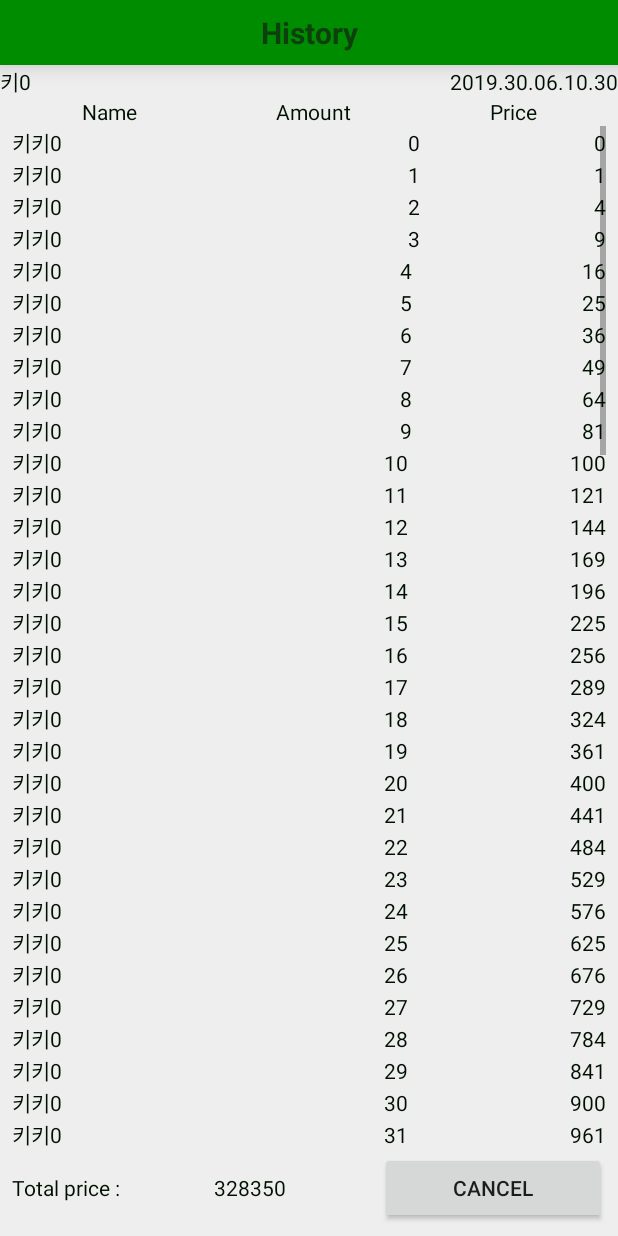
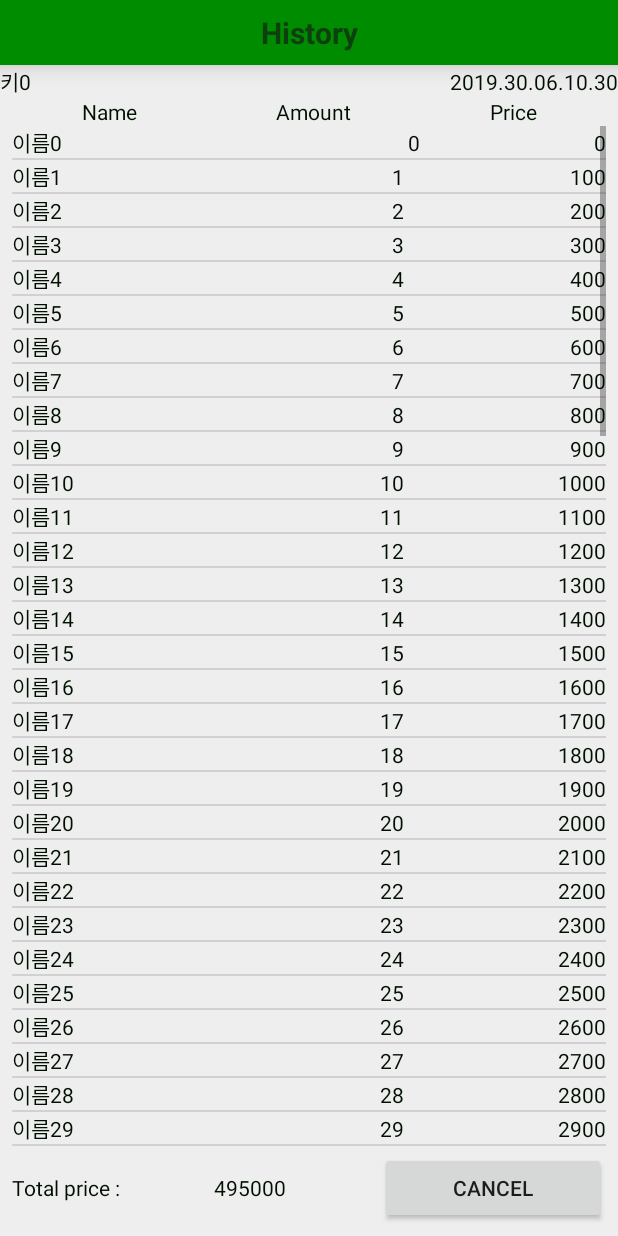
Before and after one commit to 2019-2nd-semester-ScoreGroup/Software-engineering-Android-parts, an Android app: the HistoryListActivity screen opened directly, with no data from a screen before it, after a tap on "DETAILS...", on a phone screen of 412 x 824 dp. Run offline under Robolectric (Android 15) with nearby library versions, the phone set to English and light mode, and no system bars.

Commit message:
커스텀뷰 전부 리스트어댑터로 변경

```diff
--- /dev/null
+++ b/AndroidPOS/app/src/main/java/com/scoregroup/androidpos/HistoryManagingActivities/CustomViews/Data/HistoryEvent.java
@@ -0,0 +1,39 @@
+package com.scoregroup.androidpos.HistoryManagingActivities.CustomViews.Data;
+
+import java.util.ArrayList;
+
+public class HistoryEvent {
+    private String key, dateTime;
+
+    public int getTotalPrice() {
+        return totalPrice;
+    }
+
+    public void setTotalPrice(int totalPrice) {
+        this.totalPrice = totalPrice;
+    }
+
+    private int totalPrice;
+
+    public HistoryEvent(String key, String dateTime, int totalPrice) {
+        this.key = key;
+        this.dateTime = dateTime;
+        this.totalPrice = totalPrice;
+    }
+
+    public String getKey() {
+        return key;
+    }
+
+    public void setKey(String key) {
+        this.key = key;
+    }
+
+    public String getDateTime() {
+        return dateTime;
+    }
+
+    public void setDateTime(String dateTime) {
+        this.dateTime = dateTime;
+    }
+}
--- /dev/null
+++ b/AndroidPOS/app/src/main/java/com/scoregroup/androidpos/HistoryManagingActivities/CustomViews/Data/HistoryItem.java
@@ -0,0 +1,46 @@
+package com.scoregroup.androidpos.HistoryManagingActivities.CustomViews.Data;
+
+public class HistoryItem {
+    public String key,name;
+    public int pricePerItem,amount;
+
+
+    public HistoryItem(String key, String name, int pricePerItem, int amount) {
+        this.key = key;
+        this.name = name;
+        this.pricePerItem = pricePerItem;
+        this.amount = amount;
+    }
+
+    public String getKey() {
+        return key;
+    }
+
+    public void setKey(String key) {
+        this.key = key;
+    }
+
+    public String getName() {
+        return name;
+    }
+
+    public void setName(String name) {
+        this.name = name;
+    }
+
+    public int getPricePerItem() {
+        return pricePerItem;
+    }
+
+    public void setPricePerItem(int pricePerItem) {
+        this.pricePerItem = pricePerItem;
+    }
+
+    public int getAmount() {
+        return amount;
+    }
+
+    public void setAmount(int amount) {
+        this.amount = amount;
+    }
+}
--- /dev/null
+++ b/AndroidPOS/app/src/main/java/com/scoregroup/androidpos/HistoryManagingActivities/CustomViews/HistoryItemAdapter.java
@@ -0,0 +1,55 @@
+package com.scoregroup.androidpos.HistoryManagingActivities.CustomViews;
+
+import android.content.Context;
+import android.view.LayoutInflater;
+import android.view.View;
+import android.view.ViewGroup;
+import android.widget.BaseAdapter;
+import android.widget.TextView;
+
+import com.scoregroup.androidpos.HistoryManagingActivities.CustomViews.Data.HistoryItem;
+import com.scoregroup.androidpos.R;
+
+import java.util.ArrayList;
+
+public class HistoryItemAdapter extends BaseAdapter {
+    ArrayList<HistoryItem> items;
+
+    public HistoryItemAdapter(ArrayList<HistoryItem> items) {
+        this.items = items;
+    }
+
+    @Override
+    public int getCount() {
+        return items != null ? items.size() : 0;
+    }
+
+    @Override
+    public Object getItem(int i) {
+        return (i >= 0 && i < getCount()) ? items.get(i) : null;
+    }
+
+    @Override
+    public long getItemId(int i) {
+        return (i >= 0 && i < getCount()) ? i : -1;
+    }
+
+
+    @Override
+    public View getView(int i, View view, ViewGroup viewGroup) {
+        final Context context=viewGroup.getContext();
+        if(view==null){
+            LayoutInflater inflater = (LayoutInflater) context.getSystemService(Context.LAYOUT_INFLATER_SERVICE);
+            view = inflater.inflate(R.layout.view_history_item_view, viewGroup, false);
+        }
+        TextView name = view.findViewById(R.id.name);
+        TextView amount = view.findViewById(R.id.amount);
+        TextView price = view.findViewById(R.id.price);
+        HistoryItem item=items.get(i);
+
+        name.setText(item.getName());
+        amount.setText(context.getString(R.string.empty) + item.getAmount());
+        price.setText(context.getString(R.string.empty) + (item.getAmount()*item.getPricePerItem()));
+        return view;
+    }
+}
--- a/AndroidPOS/app/src/main/java/com/scoregroup/androidpos/HistoryManagingActivities/CustomViews/HistoryItemView.java
+++ /dev/null
@@ -1,59 +0,0 @@
-package com.scoregroup.androidpos.HistoryManagingActivities.CustomViews;
-
-import android.content.Context;
-import android.widget.LinearLayout;
-import android.widget.TextView;
-
-import com.scoregroup.androidpos.R;
-
-public class HistoryItemView extends LinearLayout {
-    private Context context;
-    private TextView name, amount, price;
-    private String nameValue;
-    private int amountValue, pricePerItem;
-
-    public HistoryItemView(Context context) {
-        super(context);
-        initialize();
-    }
-
-    public void setName(String newText) {
-        nameValue = newText;
-        refreshViewData();
-    }
-
-    public void setAmount(int newVal) {
-        amountValue = newVal;
-        refreshViewData();
-    }
-
-    public void setPricePerItem(int newVal) {
-        pricePerItem = newVal;
-        refreshViewData();
-    }
-
-    private void refreshViewData() {
-        name.setText(nameValue);
-        amount.setText(context.getString(R.string.empty) + amountValue);
-        price.setText(context.getString(R.string.empty) + (amountValue * pricePerItem));
-    }
-
-    public void initialize() {
-        context = getContext();
-        inflate(context, R.layout.view_history_item_view, this);
-        name = this.findViewById(R.id.name);
-        amount = this.findViewById(R.id.amount);
-        price = this.findViewById(R.id.price);
-    }
-
-    public void setData(String name, int amount, int pricePerItem) {
-        setName(name);
-        setAmount(amount);
-        setPricePerItem(pricePerItem);
-    }
-
-    @Override
-    protected void onLayout(boolean b, int i, int i1, int i2, int i3) {
-        super.onLayout(b, i, i1, i2, i3);
-    }
-}
--- /dev/null
+++ b/AndroidPOS/app/src/main/java/com/scoregroup/androidpos/HistoryManagingActivities/CustomViews/HistoryListAdapter.java
@@ -0,0 +1,69 @@
+package com.scoregroup.androidpos.HistoryManagingActivities.CustomViews;
+
+import android.content.Context;
+import android.content.Intent;
+import android.view.LayoutInflater;
+import android.view.View;
+import android.view.ViewGroup;
+import android.widget.BaseAdapter;
+import android.widget.Button;
+import android.widget.TextView;
+
+import com.scoregroup.androidpos.HistoryManagingActivities.CustomViews.Data.HistoryEvent;
+import com.scoregroup.androidpos.HistoryManagingActivities.HistoryListActivity;
+import com.scoregroup.androidpos.HistoryManagingActivities.SingleHistoryActivity;
+import com.scoregroup.androidpos.R;
+
+import java.util.ArrayList;
+
+
+public class HistoryListAdapter extends BaseAdapter {
+    private ArrayList<HistoryEvent> data;
+
+    public HistoryListAdapter(ArrayList<HistoryEvent> data) {
+        this.data = data;
+    }
+
+    @Override
+    public int getCount() {
+        return data != null ? data.size() : 0;
+    }
+
+    @Override
+    public Object getItem(int i) {
+        return (i >= 0 && i < getCount()) ? data.get(i) : null;
+    }
+
+    @Override
+    public long getItemId(int i) {
+        return (i >= 0 && i < getCount()) ? i : -1;
+    }
+
+    @Override
+    public View getView(int i, View view, ViewGroup viewGroup) {
+        final HistoryListActivity context = (HistoryListActivity) viewGroup.getContext();
+        if (view == null) {
+            LayoutInflater inflater = (LayoutInflater) context.getSystemService(Context.LAYOUT_INFLATER_SERVICE);
+            view = inflater.inflate(R.layout.view_history_list, viewGroup, false);
+        }
+        HistoryEvent nowData=data.get(i);
+        TextView keyCode = view.findViewById(R.id.keyCode);
+        TextView dateTime = view.findViewById(R.id.dateTime);
+        TextView price = view.findViewById(R.id.price);
+
+        keyCode.setText(nowData.getKey());
+        dateTime.setText(nowData.getDateTime());
+        price.setText(context.getString(R.string.empty)+nowData.getTotalPrice());
+
+        Button detailButton = view.findViewById(R.id.detailButton);
+        detailButton.setOnClickListener((button) -> {
+            Intent t = new Intent(context, SingleHistoryActivity.class);
+            t.putExtra(context.getString(R.string.ModeIntentKey), context.mode);
+            t.putExtra(context.getString(R.string.EventIntentKey), keyCode.getText().toString());
+            context.startActivity(t);
+        });
+        return view;
+
+
+    }
+}
--- a/AndroidPOS/app/src/main/java/com/scoregroup/androidpos/HistoryManagingActivities/CustomViews/HistoryListView.java
+++ /dev/null
@@ -1,47 +0,0 @@
-package com.scoregroup.androidpos.HistoryManagingActivities.CustomViews;
-
-import android.content.Context;
-import android.content.Intent;
-import android.widget.Button;
-import android.widget.LinearLayout;
-import android.widget.TextView;
-
-import com.scoregroup.androidpos.HistoryManagingActivities.HistoryListActivity;
-import com.scoregroup.androidpos.HistoryManagingActivities.SingleHistoryActivity;
-import com.scoregroup.androidpos.R;
-
-public class HistoryListView extends LinearLayout {
-
-    public HistoryListView(HistoryListActivity context) {
-        super(context);
-        initialize(context);
-    }
-    private HistoryListActivity context;
-    private TextView keyCode, dateTime,price;
-    private Button detailButton;
-    public void initialize(HistoryListActivity context){
-        this.context=context;
-        inflate(context, R.layout.view_history_list,this);
-        keyCode =this.findViewById(R.id.keyCode);
-        dateTime =this.findViewById(R.id.dateTime);
-        price=this.findViewById(R.id.price);
-        detailButton=this.findViewById(R.id.detailButton);
-        detailButton.setOnClickListener((view)->{
-            Intent t=new Intent(context, SingleHistoryActivity.class);
-            t.putExtra(context.getString(R.string.ModeIntentKey),context.mode);
-            t.putExtra(context.getString(R.string.EventIntentKey),keyCode.getText().toString());
-            context.startActivity(t);
-        });
-
-    }
-    public void setData(String keyCode,String dateTime,int price){
-        this.keyCode.setText(keyCode);
-        this.dateTime.setText(dateTime);
-        this.price.setText(context.getString(R.string.empty)+price);
-    }
-
-    @Override
-    protected void onLayout(boolean b, int i, int i1, int i2, int i3) {
-        super.onLayout(b,i,i1,i2,i3);
-    }
-}
--- a/AndroidPOS/app/src/main/java/com/scoregroup/androidpos/HistoryManagingActivities/HistoryListActivity.java
+++ b/AndroidPOS/app/src/main/java/com/scoregroup/androidpos/HistoryManagingActivities/HistoryListActivity.java
@@ -4,9 +4,10 @@ import android.content.Intent;
 import android.os.Bundle;
 import android.support.v7.app.AppCompatActivity;
 import android.widget.Button;
-import android.widget.LinearLayout;
+import android.widget.ListView;
 
-import com.scoregroup.androidpos.HistoryManagingActivities.CustomViews.HistoryListView;
+import com.scoregroup.androidpos.HistoryManagingActivities.CustomViews.Data.HistoryEvent;
+import com.scoregroup.androidpos.HistoryManagingActivities.CustomViews.HistoryListAdapter;
 import com.scoregroup.androidpos.R;
 
 import java.util.ArrayList;
@@ -15,9 +16,9 @@ import static com.scoregroup.androidpos.HistoryManagingActivities.HistoryManagin
 import static com.scoregroup.androidpos.HistoryManagingActivities.HistoryManaging.SELL;
 
 public class HistoryListActivity extends AppCompatActivity {
-    private ArrayList<HistoryListView> listView;
+    private ArrayList<HistoryEvent> events;
     private Intent receivePack;
-    private LinearLayout listScrollArea;
+    private ListView listScrollArea;
     public int mode;
     private Button createHistoryButton;
     public static int GetLayoutId(int mode) {
@@ -36,15 +37,15 @@ public class HistoryListActivity extends AppCompatActivity {
         receivePack = getIntent();
         mode=receivePack.getIntExtra(getString(R.string.ModeIntentKey), SELL);
         setContentView(GetLayoutId(mode));
-        listScrollArea=findViewById(R.id.ScrollArea);
-        listView = new ArrayList<>();
+        listScrollArea= findViewById(R.id.scrollArea);
+        events=new ArrayList<>();
+        for(int i=0;i<100;i++){
+            events.add(new HistoryEvent("키"+i,HistoryManaging.getNowTime(),i*100));
+        }
+        HistoryListAdapter adapter=new HistoryListAdapter(events);
+        listScrollArea.setAdapter(adapter);
 
-        for (int i = 0; i < 100; i++) {
-            HistoryListView item=new HistoryListView(this);
-            listView.add(item);
-            listScrollArea.addView(item);
-            item.setData("키" + i, "날짜" + i, i);
-        }
+
         if(mode==DELIVERY){
             createHistoryButton=findViewById(R.id.createButton);
             createHistoryButton.setOnClickListener((view)->{
--- a/AndroidPOS/app/src/main/java/com/scoregroup/androidpos/HistoryManagingActivities/HistoryManaging.java
+++ b/AndroidPOS/app/src/main/java/com/scoregroup/androidpos/HistoryManagingActivities/HistoryManaging.java
@@ -1,6 +1,12 @@
 package com.scoregroup.androidpos.HistoryManagingActivities;
+
+import java.text.SimpleDateFormat;
+import java.util.Calendar;
 
 public class HistoryManaging {
     public static final int SELL=1;
     public static final int DELIVERY=2;
+    public static String getNowTime(){
+        return new SimpleDateFormat("yyyy.mm.dd.hh.mm").format(Calendar.getInstance().getTime());
+    }
 }
--- a/AndroidPOS/app/src/main/java/com/scoregroup/androidpos/HistoryManagingActivities/SingleHistoryActivity.java
+++ b/AndroidPOS/app/src/main/java/com/scoregroup/androidpos/HistoryManagingActivities/SingleHistoryActivity.java
@@ -4,15 +4,14 @@ import android.content.Intent;
 import android.os.Bundle;
 import android.support.v7.app.AppCompatActivity;
 import android.widget.Button;
-import android.widget.LinearLayout;
+import android.widget.ListView;
 import android.widget.TextView;
 
-import com.scoregroup.androidpos.HistoryManagingActivities.CustomViews.HistoryItemView;
-import com.scoregroup.androidpos.HistoryManagingActivities.CustomViews.HistoryListView;
+import com.scoregroup.androidpos.HistoryManagingActivities.CustomViews.Data.HistoryItem;
+import com.scoregroup.androidpos.HistoryManagingActivities.CustomViews.HistoryItemAdapter;
 import com.scoregroup.androidpos.R;
 
 import java.text.SimpleDateFormat;
-import java.time.LocalDateTime;
 import java.util.ArrayList;
 import java.util.Calendar;
 
@@ -21,7 +20,7 @@ import static com.scoregroup.androidpos.HistoryManagingActivities.HistoryManagin
 
 public class SingleHistoryActivity extends AppCompatActivity {
     private Intent receivePack;
-    private LinearLayout listScrollArea;
+    private ListView listScrollArea;
 
     public static int GetLayoutId(int mode) {
         switch (mode) {
@@ -35,7 +34,7 @@ public class SingleHistoryActivity extends AppCompatActivity {
 
     private int mode;
     private String eventKey;
-    private ArrayList<HistoryItemView> listView;
+    private ArrayList<HistoryItem> listView;
     private TextView keyView, dateView, totalPrice;
     private Button cancelButton;
     @Override
@@ -49,12 +48,10 @@ public class SingleHistoryActivity extends AppCompatActivity {
         listView = new ArrayList<>();
         int totalPriceData = 0;
         for (int i = 0; i < 100; i++) {
-            HistoryItemView item = new HistoryItemView(this);
+            HistoryItem item = new HistoryItem("키"+i,"이름"+i,100,i);
             listView.add(item);
-            listScrollArea.addView(item);
-            item.setData("키" + eventKey, i, i);
             //TODO 총액계산
-            totalPriceData += i * i;
+            totalPriceData += i * 100;
         }
         keyView = findViewById(R.id.keyNumber);
         keyView.setText(eventKey);
@@ -65,7 +62,7 @@ public class SingleHistoryActivity extends AppCompatActivity {
         totalPrice.setText(getString(R.string.empty) + totalPriceData);
         cancelButton=findViewById(R.id.cancel);
         cancelButton.setOnClickListener((view)->finish());
-
+        listScrollArea.setAdapter(new HistoryItemAdapter(listView));
 
     }
 
--- a/AndroidPOS/app/src/main/res/layout/activity_sell_history_view.xml
+++ b/AndroidPOS/app/src/main/res/layout/activity_sell_history_view.xml
@@ -107,17 +107,13 @@
 
         </LinearLayout>
 
-        <ScrollView
+        <ListView
+            android:id="@+id/scrollArea"
             android:layout_width="match_parent"
             android:layout_height="0dp"
             android:layout_weight="1">
 
-            <LinearLayout
-                android:id="@+id/scrollArea"
-                android:layout_width="match_parent"
-                android:layout_height="wrap_content"
-                android:orientation="vertical" />
-        </ScrollView>
+        </ListView>
 
         <LinearLayout
             android:layout_width="match_parent"
```
Also changed, not shown: AndroidPOS/app/src/main/java/com/scoregroup/androidpos/HistoryManagingActivities/HistoryCreateActivity.java (+7 -13 lines), AndroidPOS/app/src/main/res/layout/activity_delivery_history_creating.xml (+4 -9 lines), AndroidPOS/app/src/main/res/layout/activity_delivery_history_list.xml (+3 -8 lines), AndroidPOS/app/src/main/res/layout/activity_delivery_history_view.xml (+3 -7 lines), AndroidPOS/app/src/main/res/layout/activity_sell_history_creating.xml (+4 -9 lines), AndroidPOS/app/src/main/res/layout/activity_sell_history_list.xml (+3 -8 lines).
